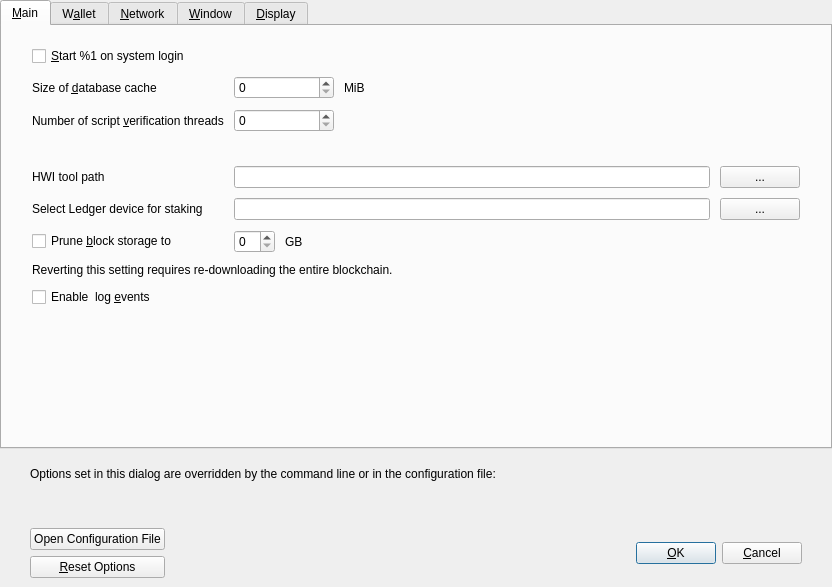
The window that src/qt/forms/optionsdialog.ui (ArielCoinOrg/arielcoin) describes before a commit, drawn with Qt 5.
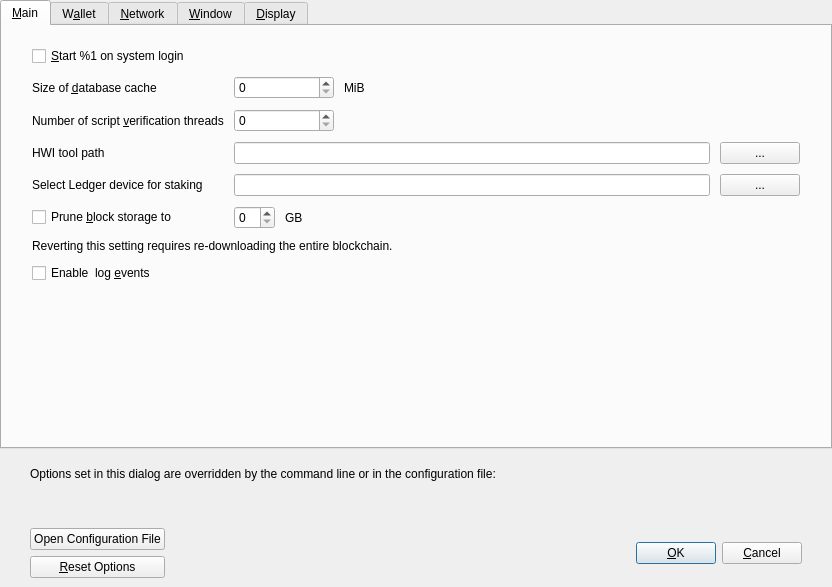
The same window after the commit. Custom widgets are drawn as their Qt base class.

What changed in the file:
```diff
--- a/src/qt/forms/optionsdialog.ui
+++ b/src/qt/forms/optionsdialog.ui
@@ -237,13 +237,6 @@
            </property>
           </widget>
          </item>
-         <item row="2" column="0">
-          <widget class="QLabel" name="reserveBalanceLabel">
-           <property name="buddy">
-            <cstring>threadsScriptVerif</cstring>
-           </property>
-          </widget>
-         </item>
          <item row="4" column="1">
           <layout class="QHBoxLayout" name="horizontalLayout2">
            <item>
```
